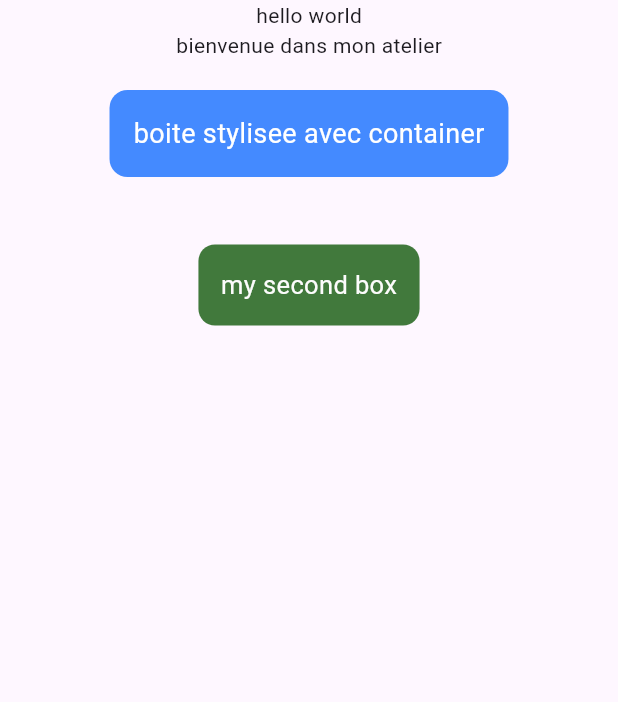
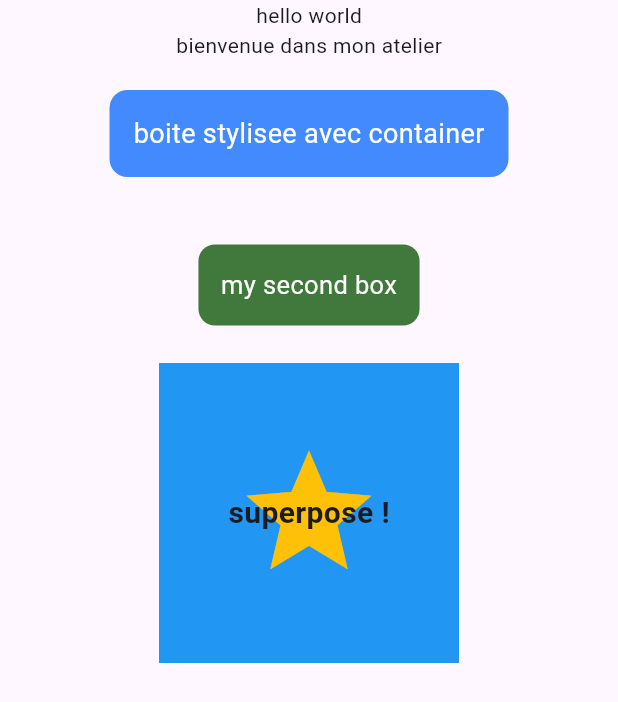
Before and after one commit to massi9313/Developpement-d-application, a Flutter app: the screen it shows after launch, on a phone screen of 412 x 824 dp. Shown: the top 702 px of the screen. Run offline on Flutter 3.47's test engine with Material 3 defaults, Android fonts, the phone set to English and light mode, and no system bars.

Commit message:
ajouter un stack

```diff
--- a/lib/main.dart
+++ b/lib/main.dart
@@ -16,6 +16,7 @@ class MainApp extends StatelessWidget {
             children: [
               Text('hello world'),
               Text('bienvenue dans mon atelier'),
+
               Container(
                 margin: EdgeInsets.all(20),
                 padding: EdgeInsets.all(16),
@@ -24,8 +25,10 @@ class MainApp extends StatelessWidget {
                 borderRadius: BorderRadius.circular(12),
                 ),
                 child: Text('boite stylisee avec container',
-                style: TextStyle(color: Colors.white, fontSize: 18),
-                )),
+                style: TextStyle(color: Colors.white, fontSize: 18,),
+                ),
+               ),
+
                 Container(
                   margin: EdgeInsets.all(25),
                  padding: EdgeInsets.all(15),
@@ -33,8 +36,18 @@ class MainApp extends StatelessWidget {
                     color: const Color.fromARGB(197, 10, 84, 3),
                     borderRadius: BorderRadius.circular(11)),
                     child: Text('my second box',
-                    style: TextStyle(color: const Color.fromARGB(255, 252, 252, 252), fontSize: 17)),
-                )
+                    style: TextStyle(color: const Color.fromARGB(255, 252, 252, 252), fontSize: 17, ),
+                     ),
+                    ),
+                    Stack(
+                      alignment: Alignment.center,
+                      children: [
+                        Container(width: 200, height: 200, color: Colors.blue,),
+                        Icon(Icons.star, size: 100, color: Colors.amber),
+                        Text("superpose !",
+                        style: TextStyle(fontSize: 20, fontWeight: FontWeight.bold),)
+                      ],
+                    )
             ],
           ),
         ),
```
